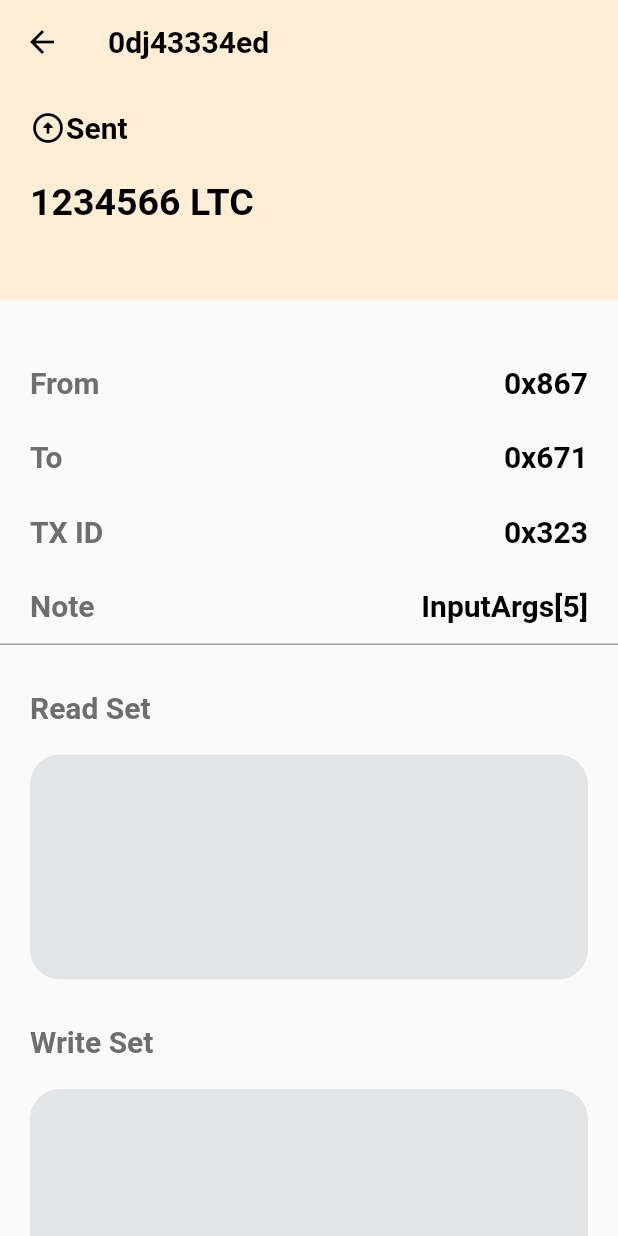
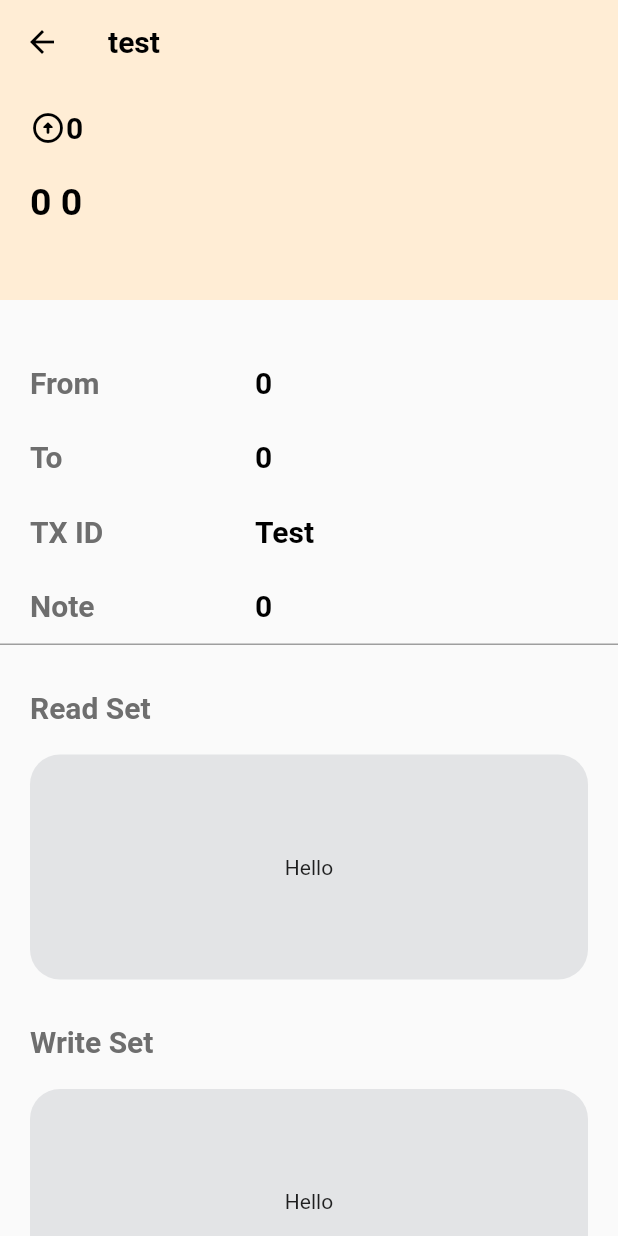
Before and after one commit to l11ul1/test_ui, a Flutter app: the screen it shows after launch, on a phone screen of 412 x 824 dp. Run offline on Flutter 3.47's test engine with Material 2 defaults, Android fonts, the phone set to English and light mode, and no system bars; our stand-ins replace flutter_redux, redux, redux_thunk, shared_preferences; missing offline and left inert: dart:ffi.

Commit message:
got redux working finished test UI

```diff
--- /dev/null
+++ b/lib/Screens/TransactionScreen/Models/TransactionDetails.dart
@@ -0,0 +1,4 @@
+class TransactionDetails{
+  List<String> inputCodeArgs;
+  TransactionDetails(this.inputCodeArgs);
+}
--- /dev/null
+++ b/lib/Screens/TransactionScreen/Redux/Store.dart
@@ -0,0 +1,17 @@
+class AppState{
+  List<dynamic> args;
+  Map<String, dynamic> json;
+
+  AppState({this.json});
+
+  AppState.copyWith({AppState prevState, Map<String, dynamic> json}){
+    this.json = json ?? prevState.json;
+  }
+
+  AppState.initial(){
+    this.json = {
+      "chaincodeInputArgs": ["0", "0", "0", "0", "0", "0"],
+      "transactionID" : "test"
+    };
+  }
+}
--- a/lib/Screens/TransactionScreen/TransactionScreen.dart
+++ b/lib/Screens/TransactionScreen/TransactionScreen.dart
@@ -1,48 +1,36 @@
-import 'dart:convert';
 import 'package:flutter/cupertino.dart';
 import 'package:flutter/material.dart';
+import 'package:flutter_redux/flutter_redux.dart';
 import 'package:ubexlab_test_ui/Screens/TransactionScreen/Widgets/AppBarWidget.dart';
 import 'package:ubexlab_test_ui/Screens/TransactionScreen/Widgets/FormWidget.dart';
 import 'package:ubexlab_test_ui/Screens/TransactionScreen/Widgets/SetWidget.dart';
-import 'package:http/http.dart' as http;
-import 'dart:async';
+import 'Redux/MIddleware.dart';
+import 'Redux/Store.dart';
 
 class TransactionScreen extends StatelessWidget {
-  void getData() async {
-    Uri url = Uri.parse("http://13.209.43.204:5080/block");
-    var headers = {"Content-Type" : "Application/json-rpc"};
-    var body = json.encode({
-      "jsonrpc": "2.0",
-      "id": "00456",
-      "method": "getTransaction",
-      "params": {
-        "transactionId":
-            "6a28e00918a51336fb09e6f01ce9c056fd9eb452c0701d517c5f1db555ca5821"
-      }
-    });
-    var response = await http.post(url, headers: headers, body: body);
-    Map<String, dynamic> responseMap = json.decode(response.body);
-    print(responseMap);
-  }
-
   @override
   Widget build(BuildContext context) {
+    StoreProvider.of<AppState>(context).dispatch(getJsonValuesAsync());
     return Scaffold(
-        body: CustomScrollView(
-        slivers: [
-        AppBarWidget(),
-        SliverToBoxAdapter(
-          child: FormWidget(),
-        ),
-        SliverToBoxAdapter(
-            child: SetWidget(
-          setName: "Read Set",
-        )),
-        SliverToBoxAdapter(
-            child: SetWidget(
-          setName: "Write Set",
-        )),
-      ],
-    ));
+        body: StoreConnector<AppState, AppState>(
+            converter: (store) => store.state,
+            builder: (context, state) => Scaffold(
+                body: CustomScrollView(slivers: [
+                  AppBarWidget(id: state.json["transactionID"],status: state.json["chaincodeInputArgs"][0] , amount: state.json["chaincodeInputArgs"][4] + ' ' + state.json["chaincodeInputArgs"][2],),
+                  SliverToBoxAdapter(
+                    child: FormWidget(from: state.json["chaincodeInputArgs"][1], to: state.json["chaincodeInputArgs"][3], txId: "Test", note: state.json["chaincodeInputArgs"][5]),
+                  ),
+                  SliverToBoxAdapter(child: SetWidget(
+                    setName: "Read Set",
+                  )
+                  ),
+                  SliverToBoxAdapter(child: SetWidget(
+                    setName: "Write Set",
+                  )
+                  ),
+                  SliverToBoxAdapter(
+                    child: SizedBox(height: 50.0),
+                  ),
+                ]))));
   }
 }
--- a/lib/Screens/TransactionScreen/Widgets/AppBarContentWidget.dart
+++ b/lib/Screens/TransactionScreen/Widgets/AppBarContentWidget.dart
@@ -2,6 +2,11 @@ import 'package:flutter/cupertino.dart';
 import 'package:flutter/material.dart';
 
 class AppBarContentWidget extends StatelessWidget {
+  final String status;
+  final String amount;
+
+  AppBarContentWidget({this.status, this.amount});
+
   @override
   Widget build(BuildContext context) {
     final double parentHeight = MediaQuery.of(context).padding.top;
@@ -15,7 +20,7 @@ class AppBarContentWidget extends StatelessWidget {
               Row(
                 children: [
                   Icon(Icons.arrow_circle_up_rounded, color: Colors.black),
-                  Text("Sent",
+                  Text(status,
                       style: TextStyle(
                           color: Colors.black,
                           fontWeight: FontWeight.bold,
@@ -25,7 +30,7 @@ class AppBarContentWidget extends StatelessWidget {
               ),
               Row(
                 children: [
-                  Text("1234566 LTC",
+                  Text(amount,
                       style: TextStyle(
                           color: Colors.black,
                           fontWeight: FontWeight.bold,
--- a/lib/Screens/TransactionScreen/Widgets/AppBarWidget.dart
+++ b/lib/Screens/TransactionScreen/Widgets/AppBarWidget.dart
@@ -4,18 +4,23 @@ import 'package:flutter/material.dart';
 import 'AppBarContentWidget.dart';
 
 class AppBarWidget extends StatelessWidget {
+  final String status;
+  final String amount;
+  final String id;
+  AppBarWidget({this.status, this.amount, this.id});
+
   @override
   Widget build(BuildContext context) {
     return SliverAppBar(
         pinned: true,
         backgroundColor: Color(0xFFFFEDD5),
         expandedHeight: 200.0,
-        title: Text("0dj43334ed",
+        title: Text(id ?? "",
             style: TextStyle(
                 color: Colors.black,
                 fontWeight: FontWeight.bold,
                 fontSize: 20.0)),
         leading: Icon(Icons.arrow_back, color: Colors.black),
-        flexibleSpace: AppBarContentWidget());
+        flexibleSpace: AppBarContentWidget(status: status ?? "Hello", amount: amount ?? "Hello",));
   }
 }
--- a/lib/Screens/TransactionScreen/Widgets/FieldWidget.dart
+++ b/lib/Screens/TransactionScreen/Widgets/FieldWidget.dart
@@ -11,16 +11,22 @@ class FieldWidget extends StatelessWidget {
   Widget build(BuildContext context) {
     return Row(
       children: [
-        Text(label,
+        SizedBox(
+          width: 150.0,
+          child: Text(label,
               style: TextStyle(
                   color: Color(0xFF6e6e6e),
                   fontWeight: FontWeight.bold,
                   fontSize: 20.0)),
-        Text(value,
+        ),
+
+        Expanded(
+          child: Text(value, maxLines: 1,
               style: TextStyle(
                   color: Colors.black,
                   fontWeight: FontWeight.bold,
                   fontSize: 20.0)),
+        ),
       ],
       mainAxisAlignment: MainAxisAlignment.spaceBetween,
     );
--- a/lib/Screens/TransactionScreen/Widgets/FormWidget.dart
+++ b/lib/Screens/TransactionScreen/Widgets/FormWidget.dart
@@ -3,6 +3,13 @@ import 'package:flutter/material.dart';
 import 'FieldWidget.dart';
 
 class FormWidget extends StatelessWidget{
+  final String from;
+  final String to;
+  final String txId;
+  final String note;
+
+  FormWidget({this.from, this.to, this.txId, this.note});
+
   @override
   Widget build(BuildContext context) {
     return Container(
@@ -17,10 +24,10 @@ class FormWidget extends StatelessWidget{
         child: Column(
           mainAxisAlignment: MainAxisAlignment.spaceAround,
           children: [
-            FieldWidget(label: "From", value: "0x867"),
-            FieldWidget(label: "To", value: "0x671"),
-            FieldWidget(label: "TX ID", value: "0x323"),
-            FieldWidget(label: "Note", value: "InputArgs[5]"),
+            FieldWidget(label: "From", value: from),
+            FieldWidget(label: "To", value: to),
+            FieldWidget(label: "TX ID", value: txId),
+            FieldWidget(label: "Note", value: note),
           ],
         )
     );
--- a/lib/Screens/TransactionScreen/Widgets/SetWidget.dart
+++ b/lib/Screens/TransactionScreen/Widgets/SetWidget.dart
@@ -29,6 +29,9 @@ class SetWidget extends StatelessWidget {
                 decoration: BoxDecoration(
                     color: Color(0xFFE3E4E6),
                     borderRadius: BorderRadius.circular(20.0)),
+                child: Center(
+                  child: Text("Hello"),
+                ),
               ),
             ],
           )
--- a/lib/main.dart
+++ b/lib/main.dart
@@ -1,19 +1,26 @@
 import 'package:flutter/material.dart';
+import 'package:flutter_redux/flutter_redux.dart';
+import 'package:redux_thunk/redux_thunk.dart';
 import 'package:ubexlab_test_ui/Screens/TransactionScreen/TransactionScreen.dart';
+import 'package:redux/redux.dart';
+import 'Screens/TransactionScreen/Redux/Reducers.dart';
+import 'Screens/TransactionScreen/Redux/Store.dart';
 
 void main() {
-  runApp(MyApp());
+  Store<AppState> _store = Store(reducers, initialState: AppState.initial(), middleware: [thunkMiddleware]);
+  runApp(MyApp(store: _store));
 }
 
 class MyApp extends StatelessWidget {
+  final Store store;
+
+  const MyApp({Key key, this.store}) : super(key: key);
 
   @override
   Widget build(BuildContext context) {
-    return MaterialApp(
-      title: 'Flutter Demo',
-      theme: ThemeData(
-      ),
-      home: TransactionScreen()
+    return StoreProvider<AppState>(
+      store: store,
+      child: MaterialApp(title: 'I am gonna cry', home: TransactionScreen()),
     );
   }
 }
--- a/pubspec.yaml
+++ b/pubspec.yaml
@@ -21,6 +21,10 @@ environment:
   sdk: ">=2.7.0 <3.0.0"
 
 dependencies:
+  flutter_redux: ^0.8.2
+  redux_thunk: ^0.4.0
+  redux: ^5.0.0
+  shared_preferences: ^2.0.6
   http: ^0.13.3
   flutter:
     sdk: flutter
```
Also changed, not shown: lib/Screens/TransactionScreen/Redux/Actions.dart (added, +51 -0 lines), lib/Screens/TransactionScreen/Redux/MIddleware.dart (added, +36 -0 lines), lib/Screens/TransactionScreen/Redux/Reducers.dart (added, +14 -0 lines), lib/Screens/TransactionScreen/Utils/Connection.dart (added, +34 -0 lines), pubspec.lock, 4 other files. Lines whose indentation alone changed are shown as unchanged.
